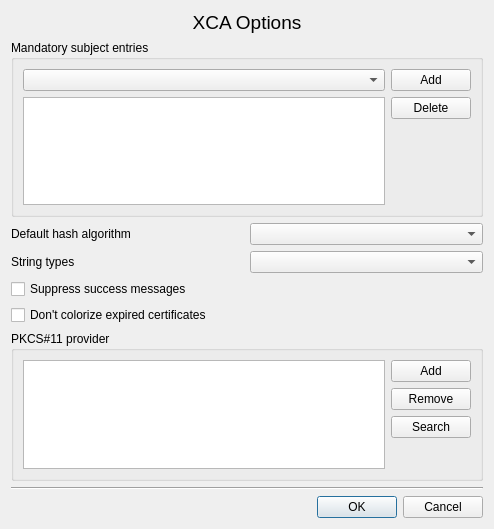
The window that ui/Options.ui (chris2511/xca) describes before a commit, drawn with Qt 5.
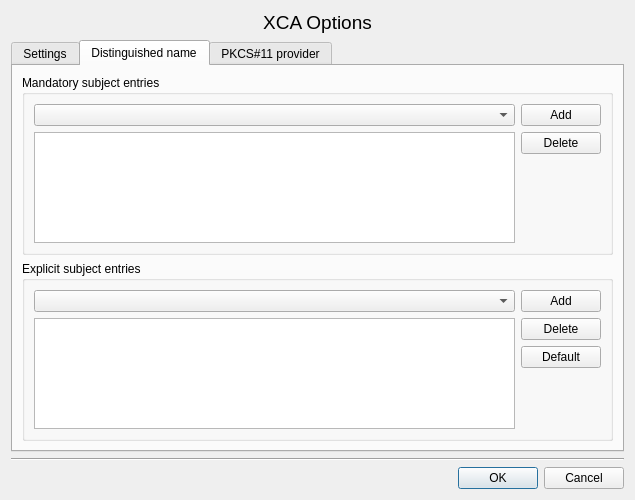
The same window after the commit. Custom widgets are drawn as their Qt base class.

Commit message:
SF Feat. Req. #57 More options for Distinguished Name
Make explicit DN subject entries configurable
per database.

```diff
--- a/ui/Options.ui
+++ b/ui/Options.ui
@@ -6,8 +6,8 @@
    <rect>
     <x>0</x>
     <y>0</y>
-    <width>494</width>
-    <height>529</height>
+    <width>635</width>
+    <height>500</height>
    </rect>
   </property>
   <layout class="QVBoxLayout" name="verticalLayout_3">
@@ -33,61 +33,15 @@
     </widget>
    </item>
    <item>
-    <widget class="QGroupBox" name="groupBox">
-     <property name="title">
-      <string>Mandatory subject entries</string>
+    <widget class="QTabWidget" name="tabWidget">
+     <property name="currentIndex">
+      <number>1</number>
      </property>
-     <layout class="QHBoxLayout" name="horizontalLayout">
-      <item>
-       <layout class="QVBoxLayout">
-        <property name="spacing">
-         <number>6</number>
-        </property>
-        <property name="margin">
-         <number>0</number>
-        </property>
-        <item>
-         <widget class="QComboBox" name="extDNobj"/>
-        </item>
-        <item>
-         <widget class="QListWidget" name="extDNlist"/>
-        </item>
-       </layout>
-      </item>
-      <item>
-       <layout class="QVBoxLayout" name="verticalLayout_2">
-        <item>
-         <widget class="QPushButton" name="extDNadd">
-          <property name="text">
-           <string>Add</string>
-          </property>
-         </widget>
-        </item>
-        <item>
-         <widget class="QPushButton" name="extDNdel">
-          <property name="text">
-           <string>Delete</string>
-          </property>
-         </widget>
-        </item>
-        <item>
-         <spacer>
-          <property name="orientation">
-           <enum>Qt::Vertical</enum>
-          </property>
-          <property name="sizeHint" stdset="0">
-           <size>
-            <width>20</width>
-            <height>40</height>
-           </size>
-          </property>
-         </spacer>
-        </item>
-       </layout>
-      </item>
-     </layout>
-    </widget>
-   </item>
+     <widget class="QWidget" name="tab">
+      <attribute name="title">
+       <string>Settings</string>
+      </attribute>
+      <layout class="QVBoxLayout" name="verticalLayout_6">
    <item>
     <layout class="QHBoxLayout">
      <property name="spacing">
@@ -143,10 +97,154 @@
     </widget>
    </item>
    <item>
+        <spacer name="verticalSpacer_2">
+         <property name="orientation">
+          <enum>Qt::Vertical</enum>
+         </property>
+         <property name="sizeHint" stdset="0">
+          <size>
+           <width>20</width>
+           <height>241</height>
+          </size>
+         </property>
+        </spacer>
+       </item>
+      </layout>
+     </widget>
+     <widget class="QWidget" name="tab_2">
+      <attribute name="title">
+       <string>Distinguished name</string>
+      </attribute>
+      <layout class="QVBoxLayout" name="verticalLayout_5">
+       <item>
+        <widget class="QGroupBox" name="groupBox">
+         <property name="title">
+          <string>Mandatory subject entries</string>
+         </property>
+         <layout class="QHBoxLayout" name="horizontalLayout">
+          <item>
+           <layout class="QVBoxLayout">
+            <property name="spacing">
+             <number>6</number>
+            </property>
+            <property name="margin">
+             <number>0</number>
+            </property>
+            <item>
+             <widget class="QComboBox" name="extDNobj"/>
+            </item>
+            <item>
+             <widget class="QListWidget" name="extDNlist"/>
+            </item>
+           </layout>
+          </item>
+          <item>
+           <layout class="QVBoxLayout" name="verticalLayout_2">
+            <item>
+             <widget class="QPushButton" name="extDNadd">
+              <property name="text">
+               <string>Add</string>
+              </property>
+             </widget>
+            </item>
+            <item>
+             <widget class="QPushButton" name="extDNdel">
+              <property name="text">
+               <string>Delete</string>
+              </property>
+             </widget>
+            </item>
+            <item>
+             <spacer>
+              <property name="orientation">
+               <enum>Qt::Vertical</enum>
+              </property>
+              <property name="sizeHint" stdset="0">
+               <size>
+                <width>20</width>
+                <height>40</height>
+               </size>
+              </property>
+             </spacer>
+            </item>
+           </layout>
+          </item>
+         </layout>
+        </widget>
+       </item>
+       <item>
     <widget class="QGroupBox" name="groupBox_2">
      <property name="title">
-      <string>PKCS#11 provider</string>
-     </property>
+          <string>Explicit subject entries</string>
+         </property>
+         <layout class="QHBoxLayout" name="horizontalLayout_3">
+          <item>
+           <layout class="QVBoxLayout" name="_2">
+            <property name="spacing">
+             <number>6</number>
+            </property>
+            <property name="margin">
+             <number>0</number>
+            </property>
+            <item>
+             <widget class="QComboBox" name="expDNobj"/>
+            </item>
+            <item>
+             <widget class="QListWidget" name="expDNlist">
+              <property name="dragDropMode">
+               <enum>QAbstractItemView::InternalMove</enum>
+              </property>
+             </widget>
+            </item>
+           </layout>
+          </item>
+          <item>
+           <layout class="QVBoxLayout" name="verticalLayout_4">
+            <item>
+             <widget class="QPushButton" name="expDNadd">
+              <property name="text">
+               <string>Add</string>
+              </property>
+             </widget>
+            </item>
+            <item>
+             <widget class="QPushButton" name="expDNdel">
+              <property name="text">
+               <string>Delete</string>
+              </property>
+             </widget>
+            </item>
+            <item>
+             <widget class="QPushButton" name="expDNdefault">
+              <property name="text">
+               <string>Default</string>
+              </property>
+             </widget>
+            </item>
+            <item>
+             <spacer>
+              <property name="orientation">
+               <enum>Qt::Vertical</enum>
+              </property>
+              <property name="sizeHint" stdset="0">
+               <size>
+                <width>20</width>
+                <height>18</height>
+               </size>
+              </property>
+             </spacer>
+            </item>
+           </layout>
+          </item>
+         </layout>
+        </widget>
+       </item>
+      </layout>
+     </widget>
+     <widget class="QWidget" name="tab_3">
+      <attribute name="title">
+       <string notr="true">PKCS#11 provider</string>
+      </attribute>
      <layout class="QHBoxLayout" name="horizontalLayout_2">
       <item>
        <widget class="QListWidget" name="pkcs11List"/>
@@ -202,6 +300,7 @@
        </layout>
       </item>
      </layout>
+     </widget>
     </widget>
    </item>
    <item>
```
Lines whose indentation alone changed are shown as unchanged. The commit also changes 10 other files.
